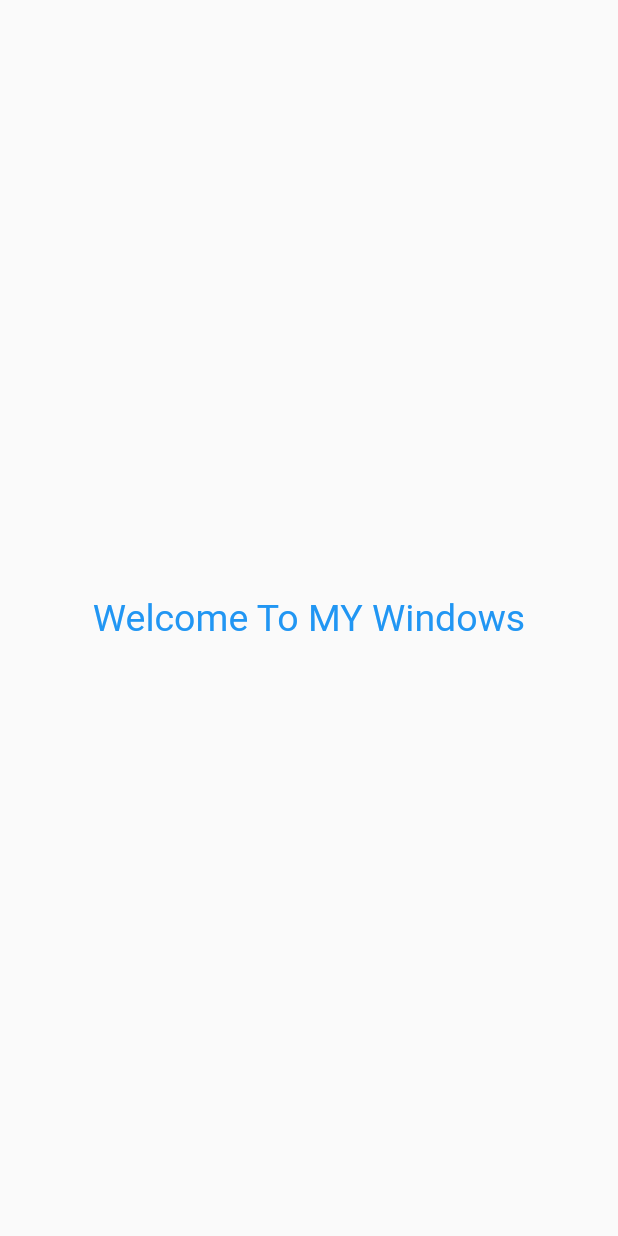
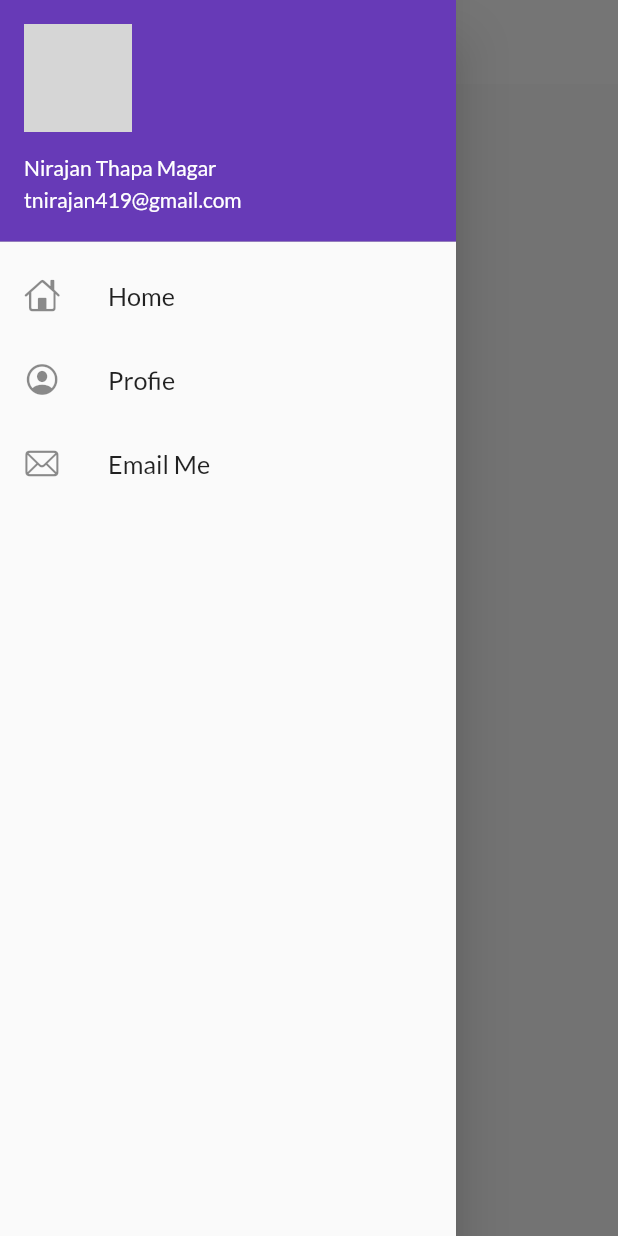
Before and after one commit to Nirajanmagar14/flutterlearn, a Flutter app: the screen it shows after launch, with the side drawer open (before the commit the screen has no drawer), on a phone screen of 412 x 824 dp. Run offline on Flutter 3.47's test engine with Material 2 defaults, Android fonts, the phone set to English and light mode, and no system bars; our stand-ins replace google_fonts; network calls fail; grey boxes are pictures that could not be loaded.

Commit message:
theme extracted

```diff
--- /dev/null
+++ b/lib/Widgets/drawe.dart
@@ -0,0 +1,53 @@
+import 'package:flutter/cupertino.dart';
+import 'package:flutter/material.dart';
+
+class MyDrawer extends StatelessWidget {
+  @override
+  Widget build(BuildContext context) {
+    final imageUrl =
+        "https://images.pexels.com/photos/1382734/pexels-photo-1382734.jpeg?auto=compress&cs=tinysrgb&dpr=1&w=500";
+    return Drawer(
+        child: ListView(
+      children: [
+        DrawerHeader(
+          padding: EdgeInsets.zero,
+          child: UserAccountsDrawerHeader(
+            margin: EdgeInsets.zero,
+            accountName: Text("Nirajan Thapa Magar"),
+            accountEmail: Text("tnirajan419@gmail.com"),
+            currentAccountPicture: CircleAvatar(
+              backgroundImage: NetworkImage(imageUrl),
+            ),
+          ),
+        ),
+        ListTile(
+          leading: Icon(
+            CupertinoIcons.home,
+          ),
+          title: Text(
+            "Home",
+            textScaleFactor: 1.2,
+          ),
+        ),
+         ListTile(
+          leading: Icon(
+            CupertinoIcons.profile_circled,
+          ),
+          title: Text(
+            "Profie",
+            textScaleFactor: 1.2,
+          ),
+        ),
+         ListTile(
+          leading: Icon(
+            CupertinoIcons.mail,
+          ),
+          title: Text(
+            "Email Me",
+            textScaleFactor: 1.2,
+          ),
+        )
+      ],
+    ));
+  }
+}
--- /dev/null
+++ b/lib/Widgets/theme.dart
@@ -0,0 +1,21 @@
+
+
+import 'package:flutter/material.dart';
+import 'package:google_fonts/google_fonts.dart';
+
+class MyTheme {
+  static ThemeData LightTheme(BuildContext context) => ThemeData(
+        primarySwatch: Colors.deepPurple,
+        fontFamily: GoogleFonts.lato().fontFamily,
+        appBarTheme: AppBarTheme(
+          color: Colors.white,
+          elevation: 0.0,
+          iconTheme: IconThemeData(color: Colors.black),
+          textTheme: Theme.of(context).textTheme,
+        ),
+      );
+
+       static ThemeData darkTheme(BuildContext context) => ThemeData(
+        brightness: Brightness.dark
+      );
+}
--- a/lib/main.dart
+++ b/lib/main.dart
@@ -1,4 +1,9 @@
 import 'package:flutter/material.dart';
+import 'package:flutter_catalog/Widgets/theme.dart';
+import 'package:flutter_catalog/pages/home_page.dart';
+import 'package:flutter_catalog/pages/loginpage.dart';
+import 'package:flutter_catalog/utils/routes.dart';
+//import 'package:google_fonts/google_fonts.dart';
 
 void main() {
   runApp(MyApp());
@@ -7,22 +12,29 @@ void main() {
 class MyApp extends StatelessWidget {
   @override
   Widget build(BuildContext context) {
+    //bringVegitables(rupees: 50,thaila: true);
     return MaterialApp(
-      title: "MyHomePage",
-      theme: ThemeData(
-        primaryColor: Colors.blue,
-        bottomAppBarColor: Colors.green,
-      ),
-      home: Material(
-        child: Center(
-          child: Container(
-            child: Text(
-              "Welcome To MY Windows",
-              style: TextStyle(fontSize: 25.0, color: Colors.blue),
-            ),
-          ),
-        ),
-      ),
+        debugShowCheckedModeBanner: false,
+      themeMode:ThemeMode.light,
+      theme: MyTheme.LightTheme(context),
+     darkTheme: MyTheme.darkTheme(context),
+
+
+
+      initialRoute: Myroutes.homeRoute,
+      routes: {
+        "/": (context) => LoginPage(),
+        Myroutes.loginRoute: (context) => LoginPage(),
+        Myroutes.homeRoute: (context) => HomePage(),
+      },
+      // darkTheme: ThemeData.dark(),
+      // home: HomePage(),
     );
+
+    //bringVegitables({@required bool thaila, int rupees = 100}) {
+    // take a cycle
+
+    //go to marketplace of kalimati
+    // }
   }
 }
--- /dev/null
+++ b/lib/pages/home_page.dart
@@ -0,0 +1,21 @@
+import 'package:flutter/material.dart';
+import 'package:flutter_catalog/Widgets/drawe.dart';
+
+class HomePage extends StatelessWidget {
+  final int windows = 10;
+  final String name = "pro";
+  @override
+  Widget build(BuildContext context) {
+    return Scaffold(
+      appBar: AppBar(
+        title: Text("Home Page"),
+      ),
+      body: Center(
+        child: Container(
+          child: Text("Welcome to my windows $windows $name"),
+        ),
+      ),
+      drawer: MyDrawer(),
+    );
+  }
+}
--- /dev/null
+++ b/lib/utils/routes.dart
@@ -0,0 +1,4 @@
+class Myroutes {
+  static String loginRoute = "/login";
+  static String homeRoute = "/home";
+}
--- a/pubspec.yaml
+++ b/pubspec.yaml
@@ -28,6 +28,7 @@ dependencies:
   # The following adds the Cupertino Icons font to your application.
   # Use with the CupertinoIcons class for iOS style icons.
   cupertino_icons: ^1.0.2
+  google_fonts: ^2.1.0
 
 dev_dependencies:
   flutter_test:
@@ -46,8 +47,10 @@ flutter:
 
   # To add assets to your application, add an assets section, like this:
   # assets:
-  #   - images/a_dot_burr.jpeg
+  #   - assets/images/
   #   - images/a_dot_ham.jpeg
+  assets:
+    - assets/images/
 
   # An image asset can refer to one or more resolution-specific "variants", see
   # https://flutter.dev/assets-and-images/#resolution-aware.
```
Also changed, not shown: lib/pages/loginpage.dart (added, +132 -0 lines), assets/images/login_page.png (added), pubspec.lock.
